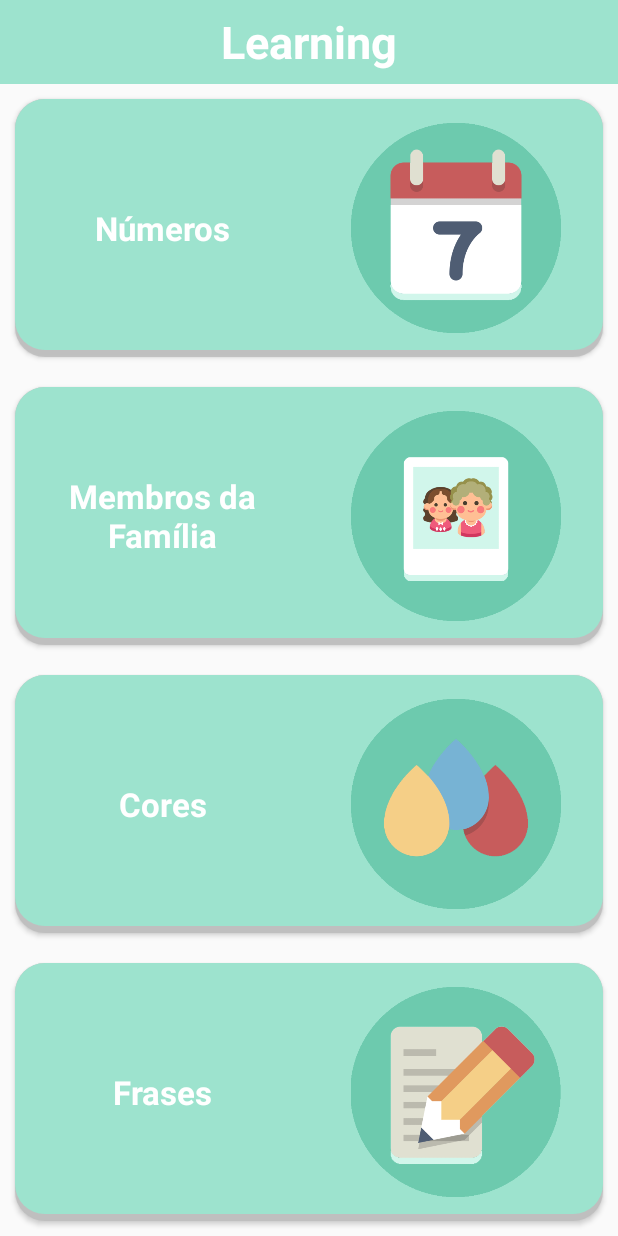
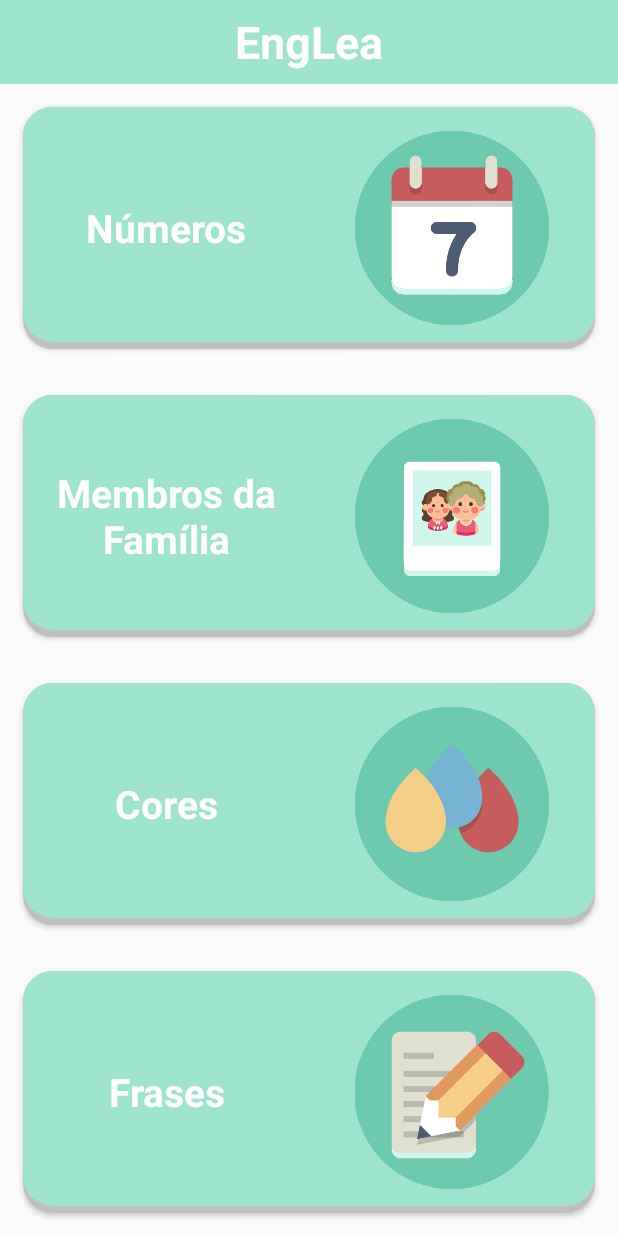
Before and after one commit to WesRocha/EngLea_ForKids, an Android app: the screen it shows after launch (MainActivity), on a phone screen of 412 x 824 dp. Run offline under Robolectric (Android 15) with nearby library versions, the phone set to English and light mode, and no system bars.

Commit message:
second commit

```diff
--- a/app/src/main/res/layout/activity_main.xml
+++ b/app/src/main/res/layout/activity_main.xml
@@ -21,15 +21,9 @@
 
     <LinearLayout
         android:id="@+id/numbers"
-        android:layout_width="match_parent"
-        android:layout_height="wrap_content"
-        android:background="@drawable/layout_shadow_white"
-        android:layout_weight="1"
-        android:orientation="horizontal"
-        android:elevation="2dp"
-        android:layout_margin="10dp">
+        style="@style/Conteudo" >
 
-        <TextView
+    <TextView
             android:layout_height="match_parent"
             style="@style/CategoryStyle"
             android:text="@string/category_numbers"
@@ -45,15 +39,9 @@
 
     <LinearLayout
         android:id="@+id/family"
-        android:layout_width="match_parent"
-        android:layout_height="wrap_content"
-        android:layout_weight="1"
-        android:background="@drawable/layout_shadow_white"
-        android:orientation="horizontal"
-        android:elevation="2dp"
-        android:layout_margin="10dp" >
+        style="@style/Conteudo" >
 
-        <TextView
+    <TextView
             android:layout_height="match_parent"
             style="@style/CategoryStyle"
             android:text="@string/category_family"
@@ -68,13 +56,7 @@
 
     <LinearLayout
         android:id="@+id/colors"
-        android:layout_width="match_parent"
-        android:layout_height="wrap_content"
-        android:layout_weight="1"
-        android:background="@drawable/layout_shadow_white"
-        android:orientation="horizontal"
-        android:elevation="2dp"
-        android:layout_margin="10dp" >
+        style="@style/Conteudo" >
 
         <TextView
             android:layout_height="match_parent"
@@ -92,16 +74,9 @@
 
     <LinearLayout
         android:id="@+id/phrases"
-        android:layout_width="match_parent"
-        android:layout_height="wrap_content"
-        android:background="@drawable/layout_shadow_white"
-        android:layout_weight="1"
-        android:orientation="horizontal"
-        android:onClick="openPhrasesList"
-        android:elevation="2dp"
-        android:layout_margin="10dp" >
+        style="@style/Conteudo" >
 
-        <TextView
+    <TextView
             android:layout_height="match_parent"
             style="@style/CategoryStyle"
             android:text="@string/category_phrases"
--- a/app/src/main/res/values/strings.xml
+++ b/app/src/main/res/values/strings.xml
@@ -1,6 +1,6 @@
 <resources>
     <!-- Title for the application. [CHAR LIMIT=12] -->
-    <string name="app_name">Learning</string>
+    <string name="app_name">EngLea</string>
 
     <!-- Category name for phrases [CHAR LIMIT=20] -->
     <string name="category_phrases">Frases</string>
--- a/app/src/main/res/values/styles.xml
+++ b/app/src/main/res/values/styles.xml
@@ -1,12 +1,12 @@
 <resources xmlns:tools="http://schemas.android.com/tools">
 
-    <!-- Base application theme. -->
-    <style name="AppTheme" parent="Theme.AppCompat.Light.DarkActionBar">
+<!--    &lt;!&ndash; Base application theme. &ndash;&gt;-->
+<!--    <style name="AppTheme" parent="Theme.AppCompat.Light.DarkActionBar">-->
+<!--&lt;!&ndash;        <item name="colorPrimary">@color/primary_color</item>&ndash;&gt;-->
 <!--        <item name="colorPrimary">@color/primary_color</item>-->
-        <item name="colorPrimary">@color/primary_color</item>
+<!--&lt;!&ndash;        <item name="colorPrimaryDark">@color/primary_dark_color</item>&ndash;&gt;-->
 <!--        <item name="colorPrimaryDark">@color/primary_dark_color</item>-->
-        <item name="colorPrimaryDark">@color/primary_dark_color</item>
-    </style>
+<!--    </style>-->
 
     <!-- Style for a category of vocabulary words -->
     <style name="CategoryStyle">
@@ -17,8 +17,21 @@
         <item name="android:textColor">#FFFFFF</item>
         <item name="android:textStyle">bold</item>
         <item name="android:textAppearance">?android:textAppearanceMedium</item>
-        <item name="android:textSize">22sp</item>
+        <item name="android:textSize">26sp</item>
         <item name="android:textAlignment" tools:ignore="NewApi">center</item>
+    </style>
+
+    <style name="Conteudo">
+        <item name="android:layout_width">match_parent</item>
+        <item name="android:layout_height">wrap_content</item>
+        <item name="android:layout_weight">1</item>
+        <item name="android:background">@drawable/layout_shadow_white</item>
+        <item name="android:orientation">horizontal</item>
+        <item name="android:elevation" tools:ignore="NewApi">2dp</item>
+        <item name="android:layout_marginRight">15dp</item>
+        <item name="android:layout_marginLeft">15dp</item>
+        <item name="android:layout_marginTop">15dp</item>
+        <item name="android:layout_marginBottom">15dp</item>
     </style>
 
     <style name="appBar">
```
Also changed, not shown: app/src/main/res/mipmap-hdpi/ic_launcher.png, app/src/main/res/mipmap-mdpi/ic_launcher.png, app/src/main/res/mipmap-xhdpi/ic_launcher.png, app/src/main/res/mipmap-xxhdpi/ic_launcher.png, app/src/main/res/mipmap-xxxhdpi/ic_launcher.png.
